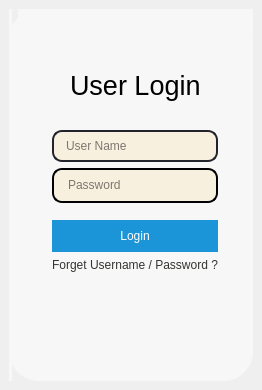
Old version of the form login_setting.ui in the repository amirhossein-mlkz/Screw-inspection.
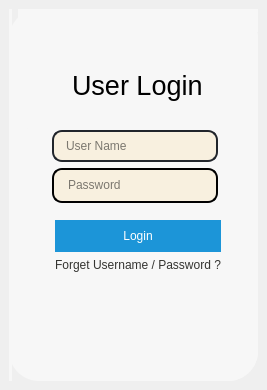
New version of the form. Icons and pictures are not drawn.

```diff
--- a/login_setting.ui
+++ b/login_setting.ui
@@ -6,7 +6,7 @@
    <rect>
     <x>0</x>
     <y>0</y>
-    <width>262</width>
+    <width>267</width>
     <height>390</height>
    </rect>
   </property>
@@ -686,7 +686,6 @@
              <font>
               <family>Tahoma</family>
               <pointsize>20</pointsize>
-              <weight>50</weight>
               <italic>false</italic>
               <bold>false</bold>
              </font>
@@ -1232,7 +1231,6 @@
             <property name="font">
              <font>
               <pointsize>12</pointsize>
-              <weight>50</weight>
               <italic>false</italic>
               <bold>false</bold>
              </font>
```
Left out of the diff: 113 changed lines with no effect on the pictures.
